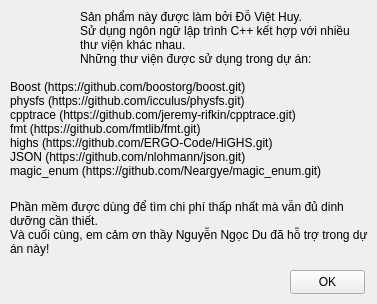
Kagegamihastaken/khauphandinhduong, file ui/about.ui: the form before one commit.
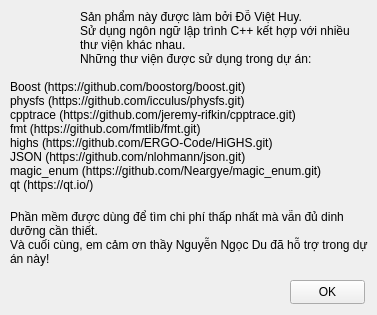
The form after the commit. Icons and pictures are not drawn.

Commit message: updated the about page

The edit to the form file:
```diff
--- a/ui/about.ui
+++ b/ui/about.ui
@@ -10,19 +10,19 @@
     <x>0</x>
     <y>0</y>
     <width>377</width>
-    <height>304</height>
+    <height>315</height>
    </rect>
   </property>
   <property name="minimumSize">
    <size>
     <width>377</width>
-    <height>304</height>
+    <height>315</height>
    </size>
   </property>
   <property name="maximumSize">
    <size>
     <width>377</width>
-    <height>304</height>
+    <height>315</height>
    </size>
   </property>
   <property name="windowTitle">
@@ -77,7 +77,7 @@
      <x>10</x>
      <y>80</y>
      <width>351</width>
-     <height>121</height>
+     <height>131</height>
     </rect>
    </property>
    <property name="text">
@@ -87,7 +87,8 @@
 fmt (https://github.com/fmtlib/fmt.git)
 highs (https://github.com/ERGO-Code/HiGHS.git)
 JSON (https://github.com/nlohmann/json.git)
-magic_enum (https://github.com/Neargye/magic_enum.git)</string>
+magic_enum (https://github.com/Neargye/magic_enum.git)
+qt (https://qt.io/)</string>
    </property>
    <property name="alignment">
     <set>Qt::AlignmentFlag::AlignLeading|Qt::AlignmentFlag::AlignLeft|Qt::AlignmentFlag::AlignTop</set>
@@ -97,7 +98,7 @@
    <property name="geometry">
     <rect>
      <x>10</x>
-     <y>200</y>
+     <y>210</y>
      <width>361</width>
      <height>71</height>
     </rect>
@@ -120,7 +121,7 @@
    <property name="geometry">
     <rect>
      <x>290</x>
-     <y>270</y>
+     <y>280</y>
      <width>75</width>
      <height>24</height>
     </rect>
```
The commit also changes 1 other file.
